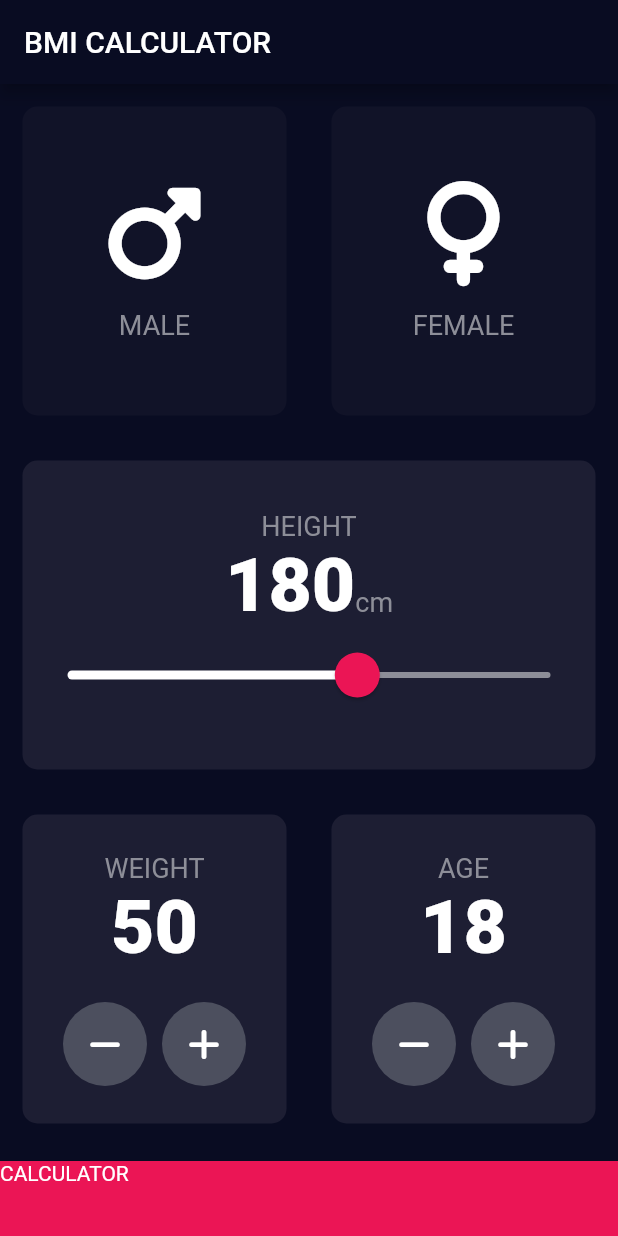
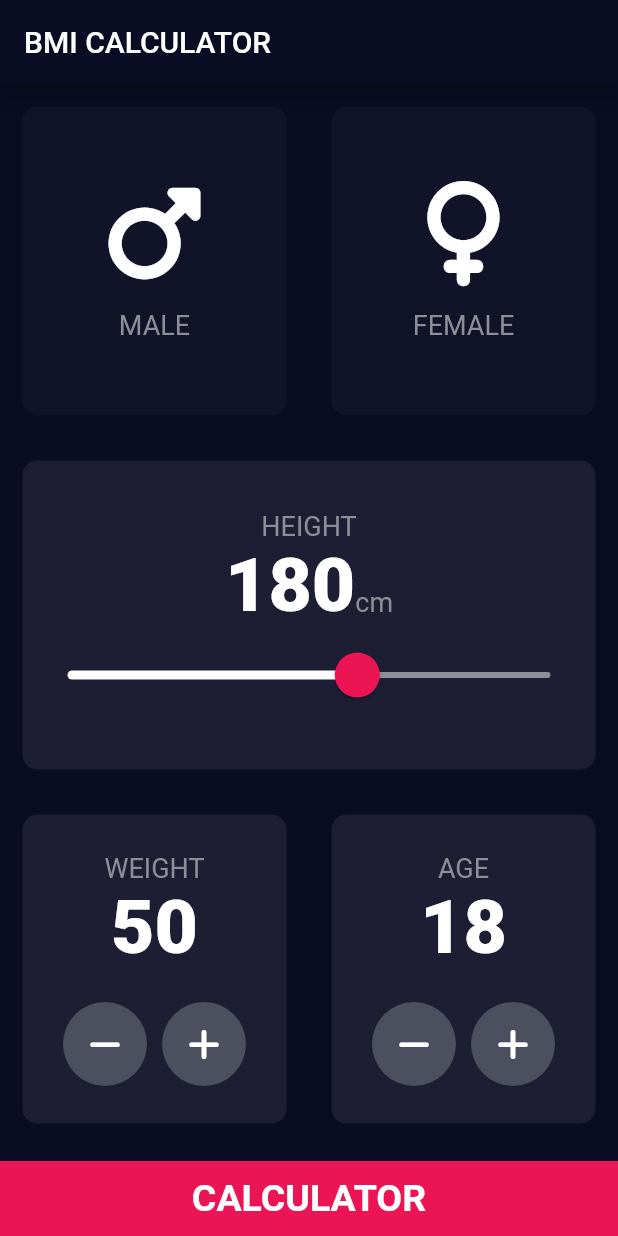
Before and after one commit to Sherry-jsp/BMI_calculator, a Flutter app: the screen it shows after launch, on a phone screen of 412 x 824 dp. Run offline on Flutter 3.47's test engine with Material 2 defaults, Android fonts, the phone set to English and light mode, and no system bars; our stand-ins replace font_awesome_flutter.

Commit message:
to be continued:part 13

```diff
--- a/lib/constants.dart
+++ b/lib/constants.dart
@@ -13,3 +13,7 @@ const kNumberTextStyle = TextStyle(
   fontSize: 50.0,
   fontWeight: FontWeight.w900,
 );
+const kLargeButtonTextStyle = TextStyle(
+  fontSize: 25.0,
+  fontWeight: FontWeight.bold,
+);
--- a/lib/input_page.dart
+++ b/lib/input_page.dart
@@ -202,12 +202,11 @@ class InputPageState extends State<InputPage> {
                             ),
                             RoundIconButton(
                                 icon: FontAwesomeIcons.plus,
-                                onPress: (){
+                                onPress: () {
                                   setState(() {
                                     age++;
                                   });
-                                }
-                            ),
+                                }),
                           ],
                         ),
                       ],
@@ -219,10 +218,10 @@ class InputPageState extends State<InputPage> {
           ),
           //Bottom app bar
           GestureDetector(
-            onTap: (){
+            onTap: () {
               Navigator.push(
                 context,
-                MaterialPageRoute(builder: (context){
+                MaterialPageRoute(builder: (context) {
                   return ResultsPage();
                 }),
               );
@@ -232,7 +231,12 @@ class InputPageState extends State<InputPage> {
               margin: const EdgeInsets.only(top: 10.0),
               width: double.infinity,
               height: kBottomContainerHeight,
-              child: Text('CALCULATOR'),
+              child: Center(
+                child: Text(
+                  'CALCULATOR',
+                  style: kLargeButtonTextStyle,
+                ),
+              ),
             ),
           ),
         ],
```
